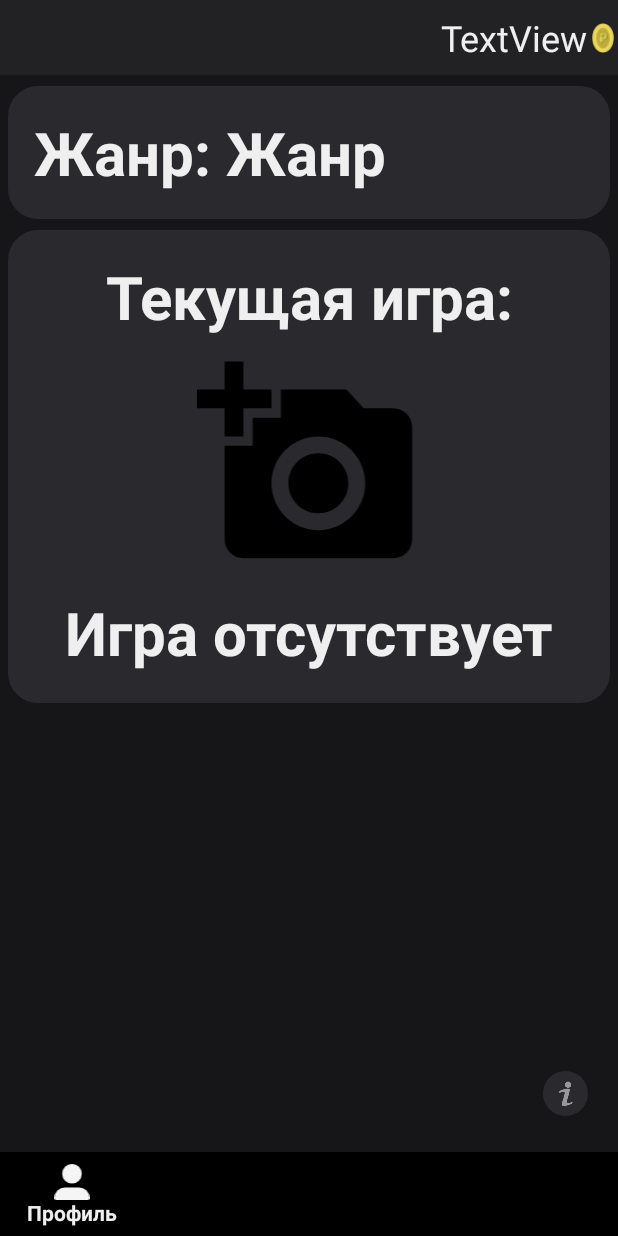
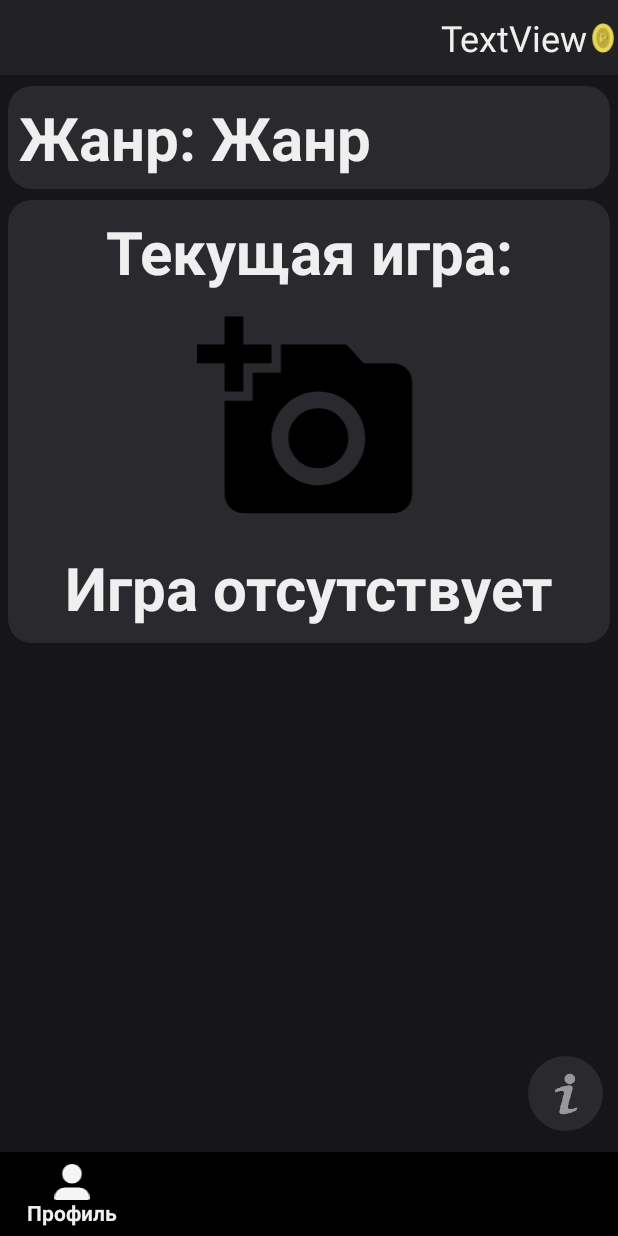
Before and after one commit to FORETTI6544/ChallengeVorot, an Android app: the MainActivity screen opened directly, with no data from a screen before it, on a phone screen of 412 x 824 dp. Run offline under Robolectric (Android 15) with nearby library versions, the phone set to English and light mode, and no system bars; our stand-ins replace Firebase (no records; nobody signed in at launch, a user with empty details on screens opened directly), Picasso, navigation-ui; pictures from the network do not load; 3 statements that could not run were skipped.

```diff
--- a/app/src/main/java/com/example/abchihba/ui/rotation/rotation.java
+++ b/app/src/main/java/com/example/abchihba/ui/rotation/rotation.java
@@ -197,7 +197,7 @@ public class rotation extends Fragment {
         ConstraintLayout.LayoutParams userLayout = new ConstraintLayout.LayoutParams(ConstraintLayout.LayoutParams.MATCH_PARENT, ConstraintLayout.LayoutParams.MATCH_PARENT);
 
         if (viewModel.getTo().getValue().equals(user.getTag()) && ("Игра отсутствует".equals(user.getGame())) && !"Отсутствует".equals(user.getGenre())) {
-            userView.setBackgroundResource(R.drawable.proshol);
+            userView.setBackgroundResource(R.drawable.frame_tertiary);
             userLayout.setMargins(0, 0, 0, 0);
             userView.setOnClickListener(new View.OnClickListener() {
                 @Override
--- a/app/src/main/res/drawable/frame_primary.xml
+++ b/app/src/main/res/drawable/frame_primary.xml
@@ -1,6 +1,5 @@
 <?xml version="1.0" encoding="utf-8"?>
 <shape xmlns:android="http://schemas.android.com/apk/res/android">
     <solid android:color="@color/primary"/>
-    <corners android:radius="20dp"/>
-    <padding android:left="10dp" android:top="10dp" android:right="10dp" android:bottom="10dp" />
+    <corners android:radius="16dp"/>
 </shape>
--- a/app/src/main/res/drawable/frame_secondary.xml
+++ b/app/src/main/res/drawable/frame_secondary.xml
@@ -1,6 +1,5 @@
 <?xml version="1.0" encoding="utf-8"?>
 <shape xmlns:android="http://schemas.android.com/apk/res/android">
     <solid android:color="@color/secondary"/>
-    <corners android:radius="20dp"/>
-    <padding android:left="10dp" android:top="10dp" android:right="10dp" android:bottom="10dp" />
+    <corners android:radius="16dp"/>
 </shape>
--- a/app/src/main/res/drawable/frame_tertiary.xml
+++ b/app/src/main/res/drawable/frame_tertiary.xml
@@ -1,6 +1,5 @@
 <?xml version="1.0" encoding="utf-8"?>
 <shape xmlns:android="http://schemas.android.com/apk/res/android">
     <solid android:color="@color/tertiary"/>
-    <corners android:radius="20dp"/>
-    <padding android:left="10dp" android:top="10dp" android:right="10dp" android:bottom="10dp" />
+    <corners android:radius="16dp"/>
 </shape>
```
